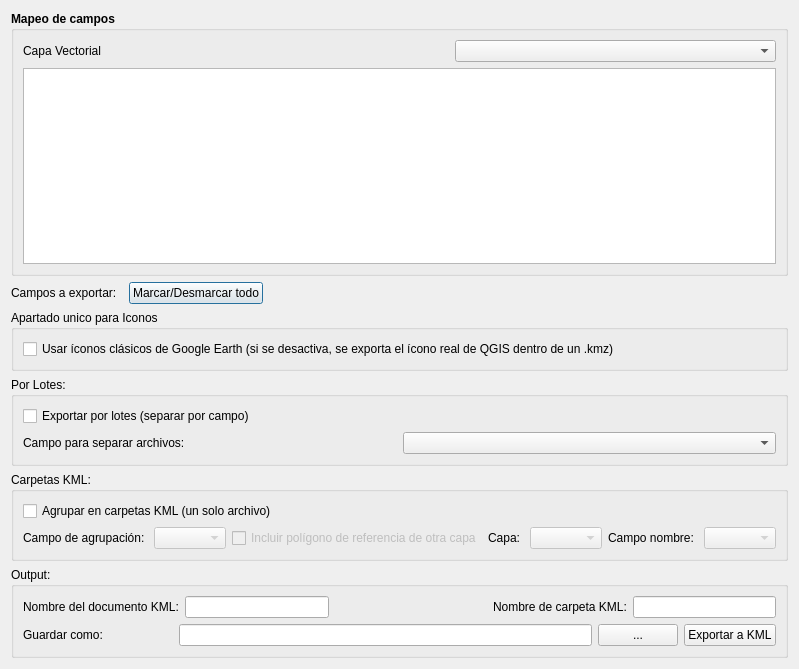
Old version of the form kml_schema_exporter_dialog_base.ui in the repository MoisesIbarraMejia/Kml-exporter.
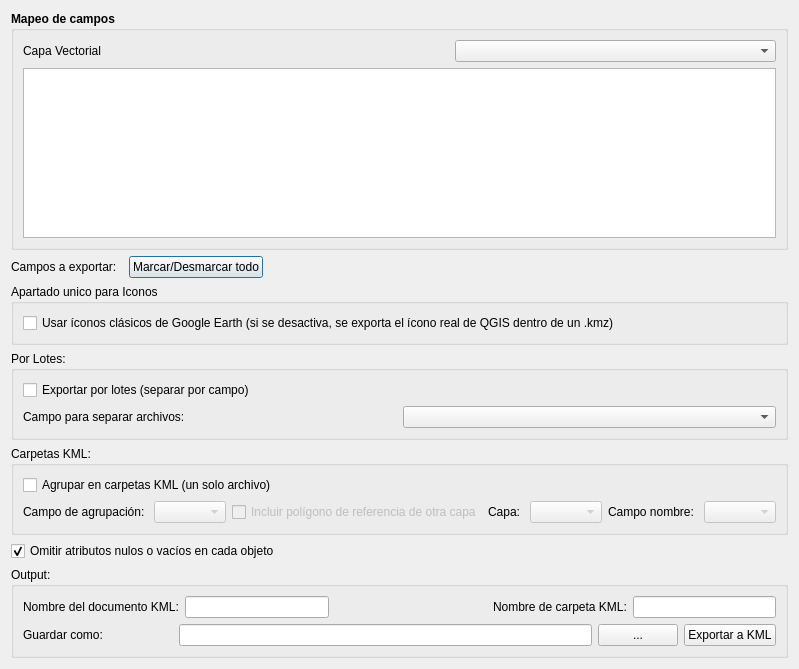
New version of the form.

Commit message: Ocultar vacios y sincronizar join con capa externa de compelmento

What changed in the file:
```diff
--- a/kml_schema_exporter_dialog_base.ui
+++ b/kml_schema_exporter_dialog_base.ui
@@ -225,6 +225,16 @@
     </layout>
     </widget>
     </item>
+    <item>
+        <widget class="QCheckBox" name="checkBoxOmitirVacios">
+            <property name="text">
+            <string>Omitir atributos nulos o vacíos en cada objeto</string>
+            </property>
+            <property name="checked">
+            <bool>true</bool>
+            </property>
+        </widget>
+    </item>
    <item>
     <widget class="QGroupBox" name="groupBox_4">
      <property name="title">
```
The commit also changes 2 other files.
